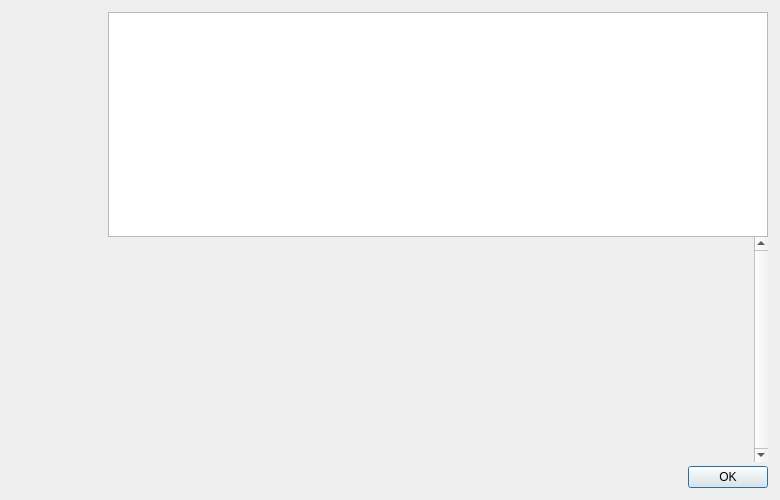
This is src/qt/forms/helpmessagedialog.ui in bytn-team/byt as Qt 5 draws it before an edit. The edited form follows.
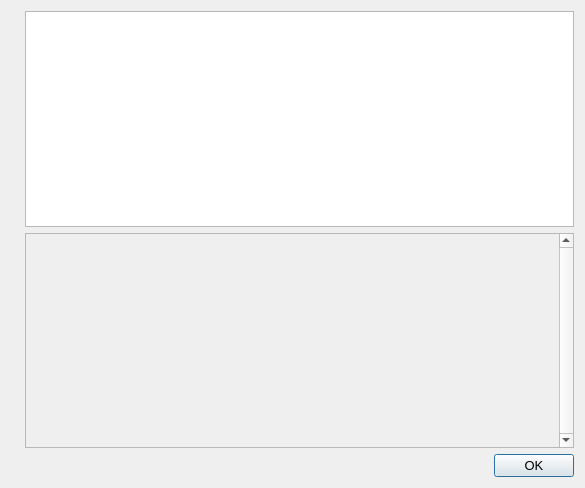
This is the edited form. Icons and pictures are not drawn.

The edit to the form file:
```diff
--- a/src/qt/forms/helpmessagedialog.ui
+++ b/src/qt/forms/helpmessagedialog.ui
@@ -6,84 +6,31 @@
    <rect>
     <x>0</x>
     <y>0</y>
-    <width>780</width>
-    <height>500</height>
+    <width>585</width>
+    <height>488</height>
    </rect>
   </property>
-  <property name="maximumSize">
-   <size>
-    <width>16777215</width>
-    <height>500</height>
-   </size>
+  <property name="font">
+   <font>
+    <pointsize>10</pointsize>
+   </font>
+  </property>
+  <property name="windowTitle">
+   <string notr="true">BYTN Core - Command-line options</string>
   </property>
   <layout class="QHBoxLayout" name="horizontalLayout_2">
-   <property name="spacing">
-    <number>0</number>
-   </property>
-   <property name="leftMargin">
-    <number>12</number>
-   </property>
-   <property name="topMargin">
-    <number>12</number>
-   </property>
-   <property name="rightMargin">
-    <number>12</number>
-   </property>
-   <property name="bottomMargin">
-    <number>12</number>
-   </property>
    <item>
-    <layout class="QVBoxLayout" name="verticalLayoutLogo" stretch="0">
-     <property name="leftMargin">
-      <number>0</number>
+    <widget class="QLabel" name="graphic">
+     <property name="sizePolicy">
+      <sizepolicy hsizetype="Preferred" vsizetype="Ignored">
+       <horstretch>0</horstretch>
+       <verstretch>0</verstretch>
+      </sizepolicy>
      </property>
-     <property name="topMargin">
-      <number>0</number>
+     <property name="pixmap">
+      <pixmap resource="../bytn.qrc">:/images/about</pixmap>
      </property>
-     <property name="rightMargin">
-      <number>0</number>
-     </property>
-     <item>
-      <widget class="QLabel" name="aboutLogo">
-       <property name="sizePolicy">
-        <sizepolicy hsizetype="Preferred" vsizetype="Ignored">
-         <horstretch>0</horstretch>
-         <verstretch>0</verstretch>
-        </sizepolicy>
-       </property>
-       <property name="minimumSize">
-        <size>
-         <width>96</width>
-         <height>464</height>
-        </size>
-       </property>
-       <property name="maximumSize">
-        <size>
-         <width>96</width>
-         <height>564</height>
-        </size>
-       </property>
-       <property name="baseSize">
-        <size>
-         <width>96</width>
-         <height>564</height>
-        </size>
-       </property>
-       <property name="autoFillBackground">
-        <bool>false</bool>
-       </property>
-       <property name="pixmap">
-        <pixmap resource="../bytn.qrc">:/images/drkblue/about</pixmap>
-       </property>
-       <property name="scaledContents">
-        <bool>false</bool>
-       </property>
-       <property name="alignment">
-        <set>Qt::AlignLeading|Qt::AlignLeft|Qt::AlignTop</set>
-       </property>
-      </widget>
-     </item>
-    </layout>
+    </widget>
    </item>
    <item>
     <layout class="QVBoxLayout" name="verticalLayout">
@@ -96,9 +43,6 @@
      </item>
      <item>
       <widget class="QScrollArea" name="scrollArea">
-       <property name="frameShape">
-        <enum>QFrame::NoFrame</enum>
-       </property>
        <property name="verticalScrollBarPolicy">
         <enum>Qt::ScrollBarAlwaysOn</enum>
        </property>
@@ -110,8 +54,8 @@
          <rect>
           <x>0</x>
           <y>0</y>
-          <width>630</width>
-          <height>201</height>
+          <width>479</width>
+          <height>213</height>
          </rect>
         </property>
         <layout class="QVBoxLayout" name="verticalLayout_2">
@@ -138,22 +82,6 @@
        </widget>
       </widget>
      </item>
-     <item>
-      <spacer name="verticalSpacer">
-       <property name="orientation">
-        <enum>Qt::Vertical</enum>
-       </property>
-       <property name="sizeType">
-        <enum>QSizePolicy::Fixed</enum>
-       </property>
-       <property name="sizeHint" stdset="0">
-        <size>
-         <width>4</width>
-         <height>4</height>
-        </size>
-       </property>
-      </spacer>
-     </item>
      <item>
       <widget class="QDialogButtonBox" name="okButton">
        <property name="orientation">
```
